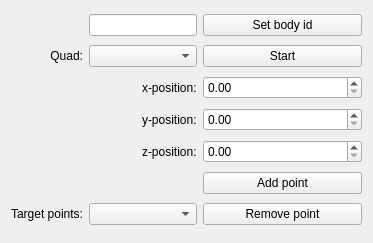
The window that gui/src/gui/pointInput.ui (roussePaul/kampala) describes before a commit, drawn with Qt 5.
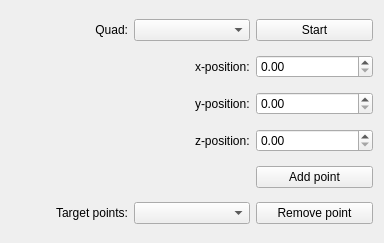
The same window after the commit.

Commit message: did some cleanup in rqt_iris, removed the need to set id in pointInput

Diff of the .ui file:
```diff
--- a/gui/src/gui/pointInput.ui
+++ b/gui/src/gui/pointInput.ui
@@ -6,7 +6,7 @@
    <rect>
     <x>0</x>
     <y>0</y>
-    <width>373</width>
+    <width>384</width>
     <height>243</height>
    </rect>
   </property>
@@ -50,29 +50,6 @@
    <item row="9" column="2">
     <widget class="QDoubleSpinBox" name="ZBox"/>
    </item>
-   <item row="0" column="1">
-    <widget class="QLineEdit" name="IDInput">
-     <property name="sizePolicy">
-      <sizepolicy hsizetype="Minimum" vsizetype="Fixed">
-       <horstretch>0</horstretch>
-       <verstretch>0</verstretch>
-      </sizepolicy>
-     </property>
-    </widget>
-   </item>
-   <item row="0" column="2">
-    <widget class="QPushButton" name="IDButton">
-     <property name="sizePolicy">
-      <sizepolicy hsizetype="Expanding" vsizetype="Fixed">
-       <horstretch>0</horstretch>
-       <verstretch>0</verstretch>
-      </sizepolicy>
-     </property>
-     <property name="text">
-      <string>Set body id</string>
-     </property>
-    </widget>
-   </item>
    <item row="10" column="2">
     <widget class="QPushButton" name="AddPointButton">
      <property name="text">
```
Left out of the diff: 26 changed lines with no effect on the pictures. The commit also changes 2 other files.
